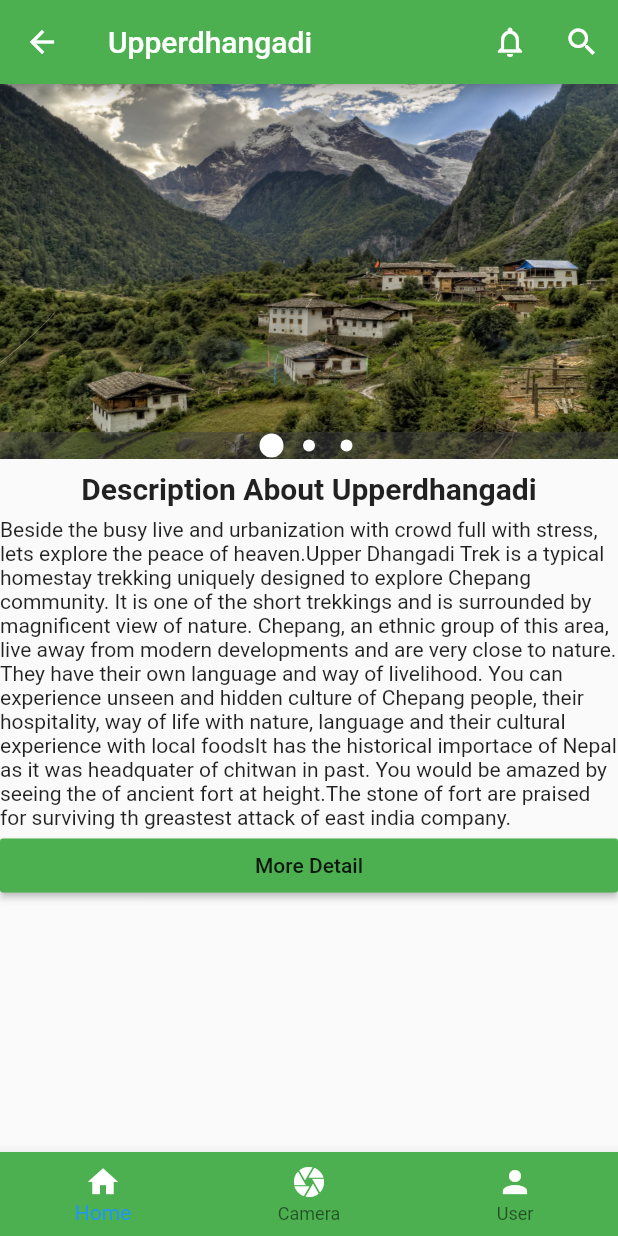
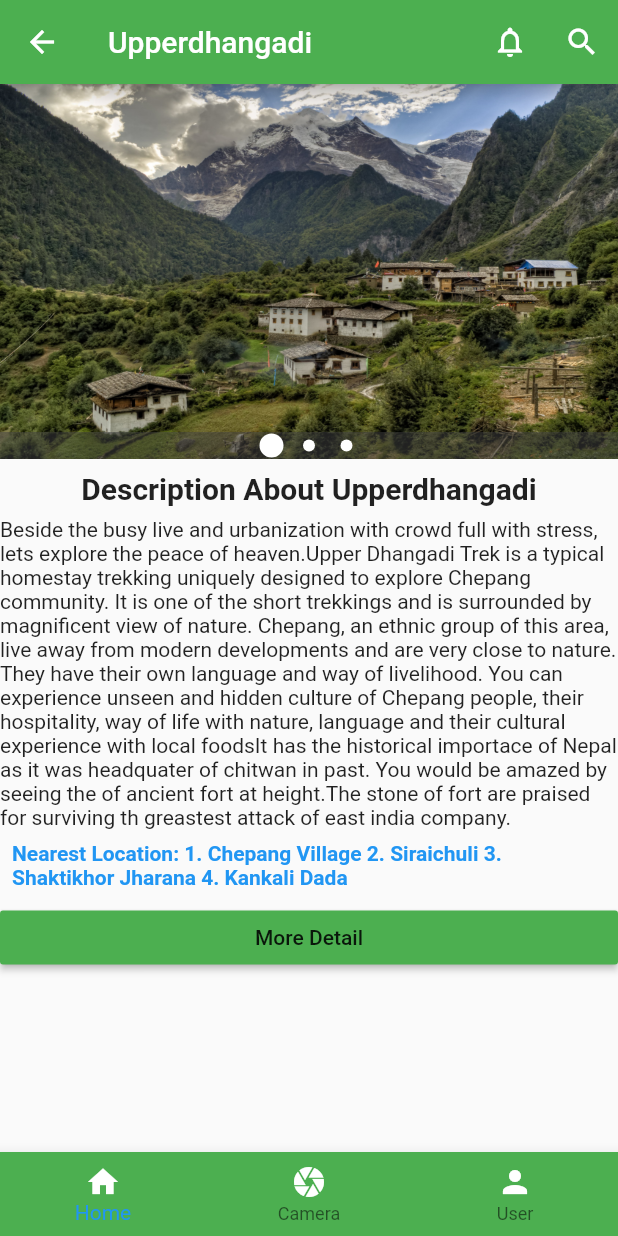
Before and after one commit to i-ces/riseofbeginner, a Flutter app: the Upperdhangadi screen opened directly, on a phone screen of 412 x 824 dp. Run offline on Flutter 3.47's test engine with Material 2 defaults, Android fonts, the phone set to English and light mode, and no system bars; drawn by our look-alikes of carousel_pro.

Commit message:
felihome project

```diff
--- a/felihome/lib/detail.dart
+++ b/felihome/lib/detail.dart
@@ -1,5 +1,3 @@
-import 'dart:ffi';
-
 import 'package:flutter/material.dart';
 void main()=>runApp(Detail(),);
 
--- a/felihome/lib/ud.dart
+++ b/felihome/lib/ud.dart
@@ -1,5 +1,6 @@
 import 'package:flutter/material.dart';
 import 'package:carousel_pro/carousel_pro.dart';
+import 'package:felihome/detail.dart';
 
 // import 'package:felihome/horizontal.dart';
 void main()=>runApp(Upperdhangadi(),);
@@ -49,6 +50,15 @@ class _UpperdhangadiState extends State<Upperdhangadi> {
 "It has the historical importace of Nepal as it was headquater of chitwan in past. You would be amazed by seeing the of ancient fort at height."
 "The stone of fort are praised for surviving th greastest attack of east india company.",
           ),
+          Padding(padding: const EdgeInsets.all(8.0),
+          child: Center(
+            child:  Text("Nearest Location: "
+          "1. Chepang Village "
+          "2. Siraichuli "
+          "3. Shaktikhor Jharana "
+          "4. Kankali Dada",style: TextStyle(color: Colors.blue,fontWeight: FontWeight.bold),),
+          ),
+          ),
           MaterialButton(
           child: Text("More Detail"),
           onPressed: () {
```
